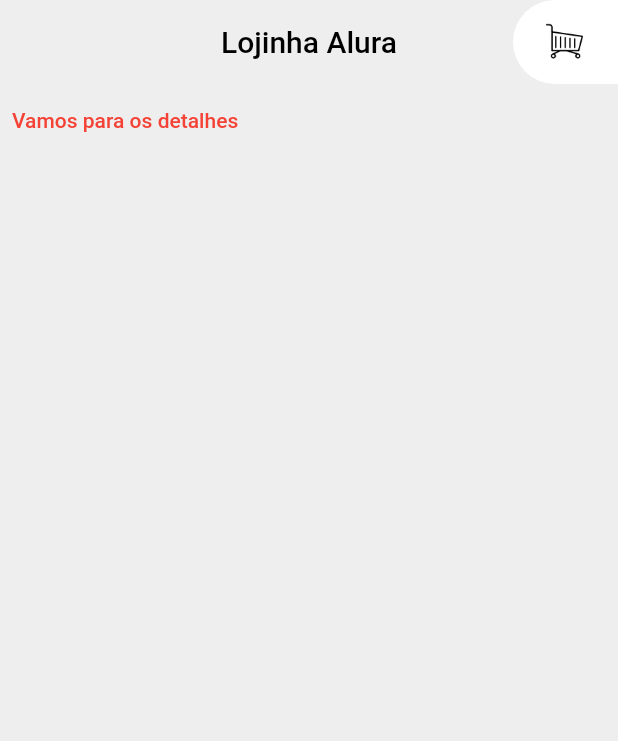
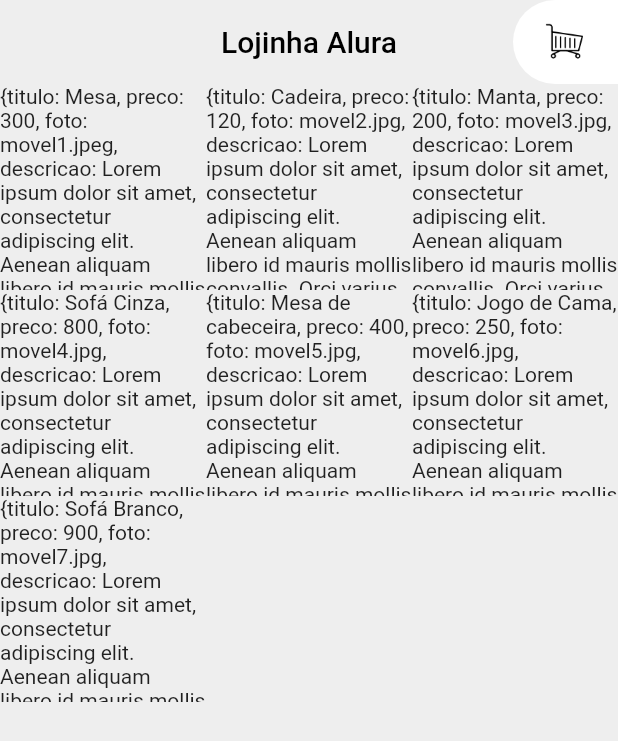
Before and after one commit to luucasor/lojinha_alura, a Flutter app: the screen it shows after launch, on a phone screen of 412 x 824 dp. Shown: the top 741 px of the screen. Run offline on Flutter 3.47's test engine with Material 2 defaults, Android fonts, the phone set to English and light mode, and no system bars.

Commit message:
Adicionado novo arquivo dart responsável pela exibição dos itens da loja

```diff
--- a/lib/main.dart
+++ b/lib/main.dart
@@ -1,7 +1,7 @@
 import 'package:flutter/material.dart';
 import 'package:lojinha_alura/paginas/carrinho.dart';
-import 'package:lojinha_alura/paginas/detalhes.dart';
 import 'package:lojinha_alura/widgets/appbar_customizada.dart';
+import 'package:lojinha_alura/widgets/grid_produtos.dart';
 
 void main() {
   runApp(MyApp());
@@ -11,9 +11,7 @@
   @override
   Widget build(BuildContext context) {
     return MaterialApp(
-      routes: {
-        '/carrinho': (context) => Carrinho()
-      },
+      routes: {'/carrinho': (context) => Carrinho()},
       title: 'Flutter Demo',
       debugShowCheckedModeBanner: false,
       theme: ThemeData(
@@ -80,17 +78,11 @@
   @override
   Widget build(BuildContext context) {
     return Scaffold(
-      backgroundColor: Colors.grey[200],
-      appBar: AppBarCustomizada(
+        backgroundColor: Colors.grey[200],
+        appBar: AppBarCustomizada(
           titulo: 'Lojinha Alura',
           ehPaginaCarrinho: false,
-      ),
-      body: TextButton(
-          onPressed: () {
-            Navigator.push(
-                context, MaterialPageRoute(builder: (context) => Detalhes()));
-          },
-          child: Text('Vamos para os detalhes')),
-    );
+        ),
+        body: GridProdutos(moveis: moveis));
   }
 }
--- /dev/null
+++ b/lib/widgets/grid_produtos.dart
@@ -0,0 +1,22 @@
+import 'package:flutter/cupertino.dart';
+import 'package:flutter/material.dart';
+
+class GridProdutos extends StatelessWidget {
+  final moveis;
+
+  GridProdutos({this.moveis});
+
+  @override
+  Widget build(BuildContext context) {
+    return GridView.builder(
+      gridDelegate:
+          SliverGridDelegateWithFixedCrossAxisCount(crossAxisCount: 3),
+      itemCount: moveis.length,
+      itemBuilder: (BuildContext context, int indice) {
+        final movel = moveis[indice];
+
+        return Container(child: Text('$movel'));
+      },
+    );
+  }
+}
```
